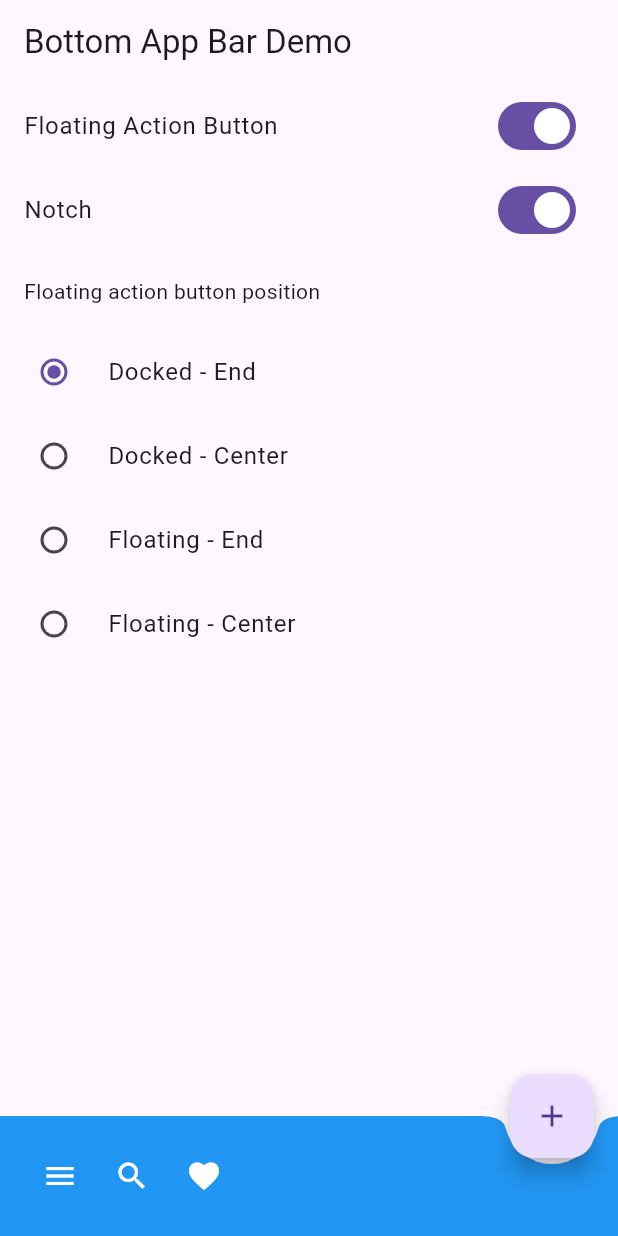
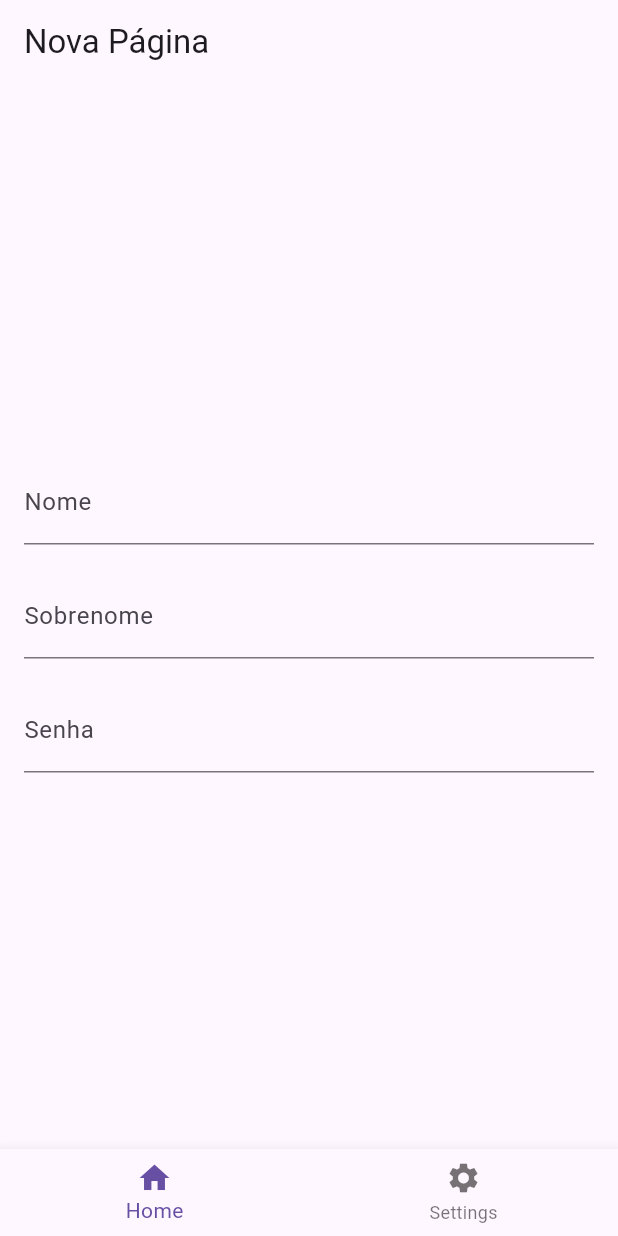
Before and after one commit to KaueFulgencio/HelloWorld_Flutter, a Flutter app: the screen it shows after launch, on a phone screen of 412 x 824 dp. Run offline on Flutter 3.47's test engine with Material 3 defaults, Android fonts, the phone set to English and light mode, and no system bars.

Commit message:
Tela de acesso

```diff
--- /dev/null
+++ b/lib/screens/dados.dart
@@ -0,0 +1,59 @@
+import 'package:flutter/material.dart';
+import 'package:primeira_aplicacao/widgets/custom_text_fields.dart';
+import 'package:primeira_aplicacao/widgets/demo_bottom_app_bar.dart';
+
+class DadosUsuario extends StatelessWidget {
+  final TextEditingController _nameController = TextEditingController();
+  final TextEditingController _surnameController = TextEditingController();
+  final TextEditingController _passwordController = TextEditingController();
+
+  DadosUsuario({Key? key}) : super(key: key);
+
+  @override
+  Widget build(BuildContext context) {
+    return Scaffold(
+      appBar: AppBar(
+        title: const Text('Nova Página'),
+      ),
+      body: Padding(
+        padding: const EdgeInsets.all(16.0),
+        child: CustomTextFields(
+          nameController: _nameController,
+          surnameController: _surnameController,
+          passwordController: _passwordController,
+        ),
+      ),
+    );
+  }
+}
+
+class MainScreen extends StatefulWidget {
+  const MainScreen({Key? key}) : super(key: key);
+
+  @override
+  _MainScreenState createState() => _MainScreenState();
+}
+
+class _MainScreenState extends State<MainScreen> {
+  int _currentIndex = 0;
+  final List<Widget> _screens = [
+    DadosUsuario(),
+    //OutraTela(), // Adicione outras telas aqui conforme necessário
+  ];
+
+  @override
+  Widget build(BuildContext context) {
+    return Scaffold(
+      body: _screens[_currentIndex],
+      bottomNavigationBar: DemoBottomAppBar(
+        fabLocation: FloatingActionButtonLocation.centerDocked,
+        shape: const CircularNotchedRectangle(),
+        onIconPressed: () {
+          setState(() {
+            _currentIndex = 1;
+          });
+        },
+      ),
+    );
+  }
+}
--- a/lib/screens/main.dart
+++ b/lib/screens/main.dart
@@ -1,6 +1,8 @@
 import 'package:flutter/material.dart';
-import 'package:primeira_aplicacao/widgets/bottom_app_bar_demo.dart';
+import 'package:primeira_aplicacao/screens/main_screen.dart'; // Importe a tela principal aqui
 
 void main() {
-  runApp(const BottomAppBarDemo());
+  runApp(const MaterialApp(
+    home: MainScreen(),
+  ));
 }
--- /dev/null
+++ b/lib/screens/main_screen.dart
@@ -0,0 +1,44 @@
+import 'package:flutter/material.dart';
+import 'dados.dart'; // Importe a tela de dados aqui
+
+class MainScreen extends StatefulWidget {
+  const MainScreen({Key? key}) : super(key: key);
+
+  @override
+  _MainScreenState createState() => _MainScreenState();
+}
+
+class _MainScreenState extends State<MainScreen> {
+  int _currentIndex = 0;
+  final List<Widget> _screens = [
+  DadosUsuario(),
+  // OutraTela(),
+];
+
+
+  @override
+  Widget build(BuildContext context) {
+    return Scaffold(
+  body: _currentIndex < _screens.length ? _screens[_currentIndex] : Container(), // Verifica se o índice é válido
+  bottomNavigationBar: BottomNavigationBar(
+    currentIndex: _currentIndex,
+    onTap: (int index) {
+      setState(() {
+        _currentIndex = index;
+      });
+    },
+    items: const [
+      BottomNavigationBarItem(
+        icon: Icon(Icons.home),
+        label: 'Home',
+      ),
+      BottomNavigationBarItem(
+        icon: Icon(Icons.settings),
+        label: 'Settings',
+      ),
+      // Adicione mais itens para outras telas, se necessário
+      ],
+    ),
+  );
+  }
+}
--- a/lib/widgets/bottom_app_bar_demo.dart
+++ b/lib/widgets/bottom_app_bar_demo.dart
@@ -1,6 +1,5 @@
 import 'package:flutter/material.dart';
 import 'package:primeira_aplicacao/widgets/demo_bottom_app_bar.dart';
-
 
 class BottomAppBarDemo extends StatefulWidget {
   const BottomAppBarDemo({Key? key}) : super(key: key);
@@ -96,7 +95,7 @@ class _BottomAppBarDemoState extends State<BottomAppBarDemo> {
         floatingActionButtonLocation: _fabLocation,
         bottomNavigationBar: DemoBottomAppBar(
         fabLocation: _fabLocation,
-        shape: _showNotch ? const CircularNotchedRectangle() : null,
+        shape: _showNotch ? const CircularNotchedRectangle() : null, onIconPressed: () {  },
         ),
       ),
     );
--- /dev/null
+++ b/lib/widgets/custom_text_fields.dart
@@ -0,0 +1,44 @@
+import 'package:flutter/material.dart';
+
+class CustomTextFields extends StatelessWidget {
+  final TextEditingController nameController;
+  final TextEditingController surnameController;
+  final TextEditingController passwordController;
+
+  const CustomTextFields({
+    Key? key,
+    required this.nameController,
+    required this.surnameController,
+    required this.passwordController,
+  }) : super(key: key);
+
+  @override
+  Widget build(BuildContext context) {
+    return Column(
+      mainAxisAlignment: MainAxisAlignment.center,
+      children: [
+        TextField(
+          controller: nameController,
+          decoration: const InputDecoration(
+            labelText: 'Nome',
+          ),
+        ),
+        const SizedBox(height: 20),
+        TextField(
+          controller: surnameController,
+          decoration: const InputDecoration(
+            labelText: 'Sobrenome',
+          ),
+        ),
+        const SizedBox(height: 20),
+        TextField(
+          controller: passwordController,
+          decoration: const InputDecoration(
+            labelText: 'Senha',
+          ),
+          keyboardType: TextInputType.number,
+        ),
+      ],
+    );
+  }
+}
--- a/lib/widgets/demo_bottom_app_bar.dart
+++ b/lib/widgets/demo_bottom_app_bar.dart
@@ -5,10 +5,12 @@ class DemoBottomAppBar extends StatelessWidget {
     Key? key,
     this.fabLocation = FloatingActionButtonLocation.endDocked,
     this.shape = const CircularNotchedRectangle(),
+    required this.onIconPressed,
   }) : super(key: key);
 
   final FloatingActionButtonLocation fabLocation;
   final NotchedShape? shape;
+  final VoidCallback onIconPressed;
 
   static final List<FloatingActionButtonLocation> centerLocations =
       <FloatingActionButtonLocation>[
@@ -24,13 +26,13 @@ class DemoBottomAppBar extends StatelessWidget {
       child: IconTheme(
         data: IconThemeData(color: Theme.of(context).colorScheme.onPrimary),
         child: Row(
+          mainAxisAlignment: MainAxisAlignment.spaceBetween,
           children: <Widget>[
             IconButton(
               tooltip: 'Open navigation menu',
               icon: const Icon(Icons.menu),
               onPressed: () {},
             ),
-            if (centerLocations.contains(fabLocation)) const Spacer(),
             IconButton(
               tooltip: 'Search',
               icon: const Icon(Icons.search),
@@ -41,6 +43,11 @@ class DemoBottomAppBar extends StatelessWidget {
               icon: const Icon(Icons.favorite),
               onPressed: () {},
             ),
+            IconButton(
+              tooltip: 'Dados',
+              icon: const Icon(Icons.person),
+              onPressed: onIconPressed,
+            ),
           ],
         ),
       ),
```
Also changed, not shown: 1 other file.
